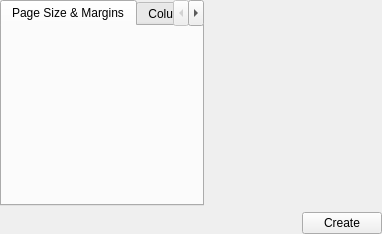
First picture: the form in words/part/dialogs/KWStartupWidget.ui, repository KDE/calligra, before the edit.
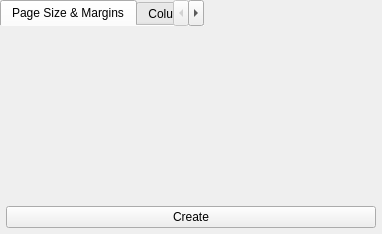
Second picture: the form after the edit.

Commit message:
Rework custom document page in startup widget
- Use frameless design
- Remove QGroupBox
- Round preview and use small shadow

What changed in the file:
```diff
--- a/words/part/dialogs/KWStartupWidget.ui
+++ b/words/part/dialogs/KWStartupWidget.ui
@@ -10,15 +10,23 @@
     <height>234</height>
    </rect>
   </property>
-  <layout class="QGridLayout">
+  <layout class="QVBoxLayout">
    <property name="margin">
     <number>0</number>
    </property>
-   <item row="0" column="0">
+   <property name="spacing">
+    <number>0</number>
+   </property>
+   <item>
+    <layout class="QHBoxLayout">
+     <item>
     <widget class="QTabWidget" name="tabs">
      <property name="currentIndex">
       <number>0</number>
      </property>
+       <property name="documentMode">
+        <bool>true</bool>
+       </property>
      <widget class="QWidget" name="sizeTab">
       <attribute name="title">
        <string>Page Size &amp;&amp; Margins</string>
@@ -31,7 +39,17 @@
      </widget>
     </widget>
    </item>
-   <item row="0" column="1">
+     <item>
+      <widget class="QFrame">
+       <property name="frameStyle">
+        <enum>QFrame::VLine</enum>
+       </property>
+       <property name="fixedWidth">
+        <number>1</number>
+       </property>
+      </widget>
+     </item>
+     <item>
     <widget class="QWidget" name="previewPane" native="true">
      <property name="sizePolicy">
       <sizepolicy hsizetype="Preferred" vsizetype="Preferred">
@@ -41,30 +59,32 @@
      </property>
     </widget>
    </item>
-   <item row="1" column="0" colspan="2">
-    <layout class="QHBoxLayout">
-     <property name="spacing">
-      <number>6</number>
+    </layout>
+   </item>
+   <item>
+    <widget class="QFrame">
+     <property name="frameStyle">
+      <enum>QFrame::HLine</enum>
      </property>
-     <property name="margin">
-      <number>0</number>
+     <property name="fixedHeight">
+      <number>1</number>
      </property>
+    </widget>
+   </item>
      <item>
-      <spacer>
-       <property name="orientation">
-        <enum>Qt::Horizontal</enum>
-       </property>
-       <property name="sizeType">
-        <enum>QSizePolicy::Expanding</enum>
-       </property>
-       <property name="sizeHint" stdset="0">
-        <size>
-         <width>20</width>
-         <height>20</height>
-        </size>
-       </property>
-      </spacer>
-     </item>
+    <layout class="QHBoxLayout" name="createButtonLayout">
+     <property name="leftMargin">
+      <number>6</number>
+     </property>
+     <property name="topMargin">
+      <number>6</number>
+     </property>
+     <property name="rightMargin">
+      <number>6</number>
+     </property>
+     <property name="bottomMargin">
+      <number>6</number>
+     </property>
      <item>
       <widget class="QPushButton" name="createButton">
        <property name="text">
```
Lines whose indentation alone changed are shown as unchanged. The commit also changes 4 other files.
